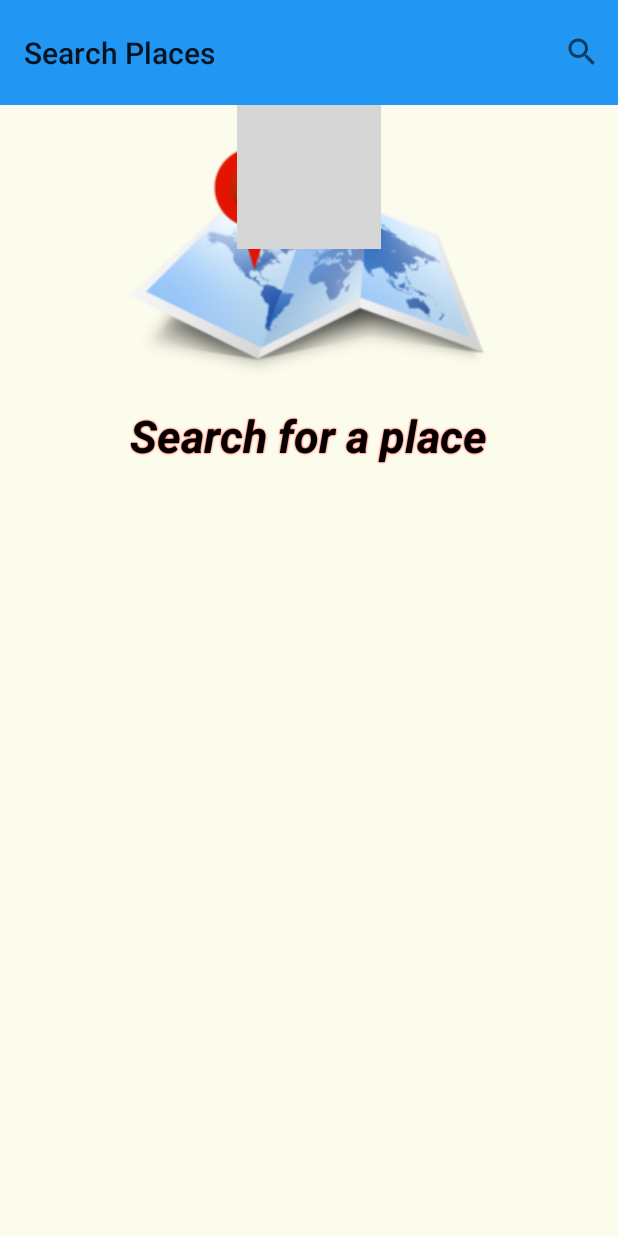
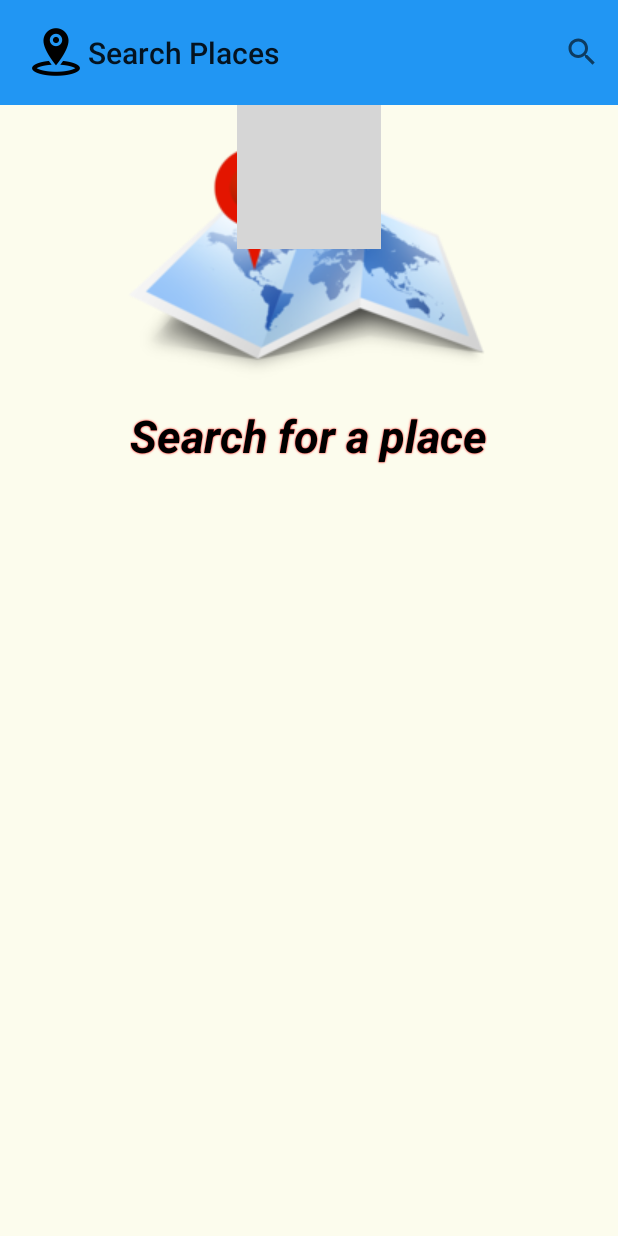
Before and after one commit to etarun/SearchPlaces, an Android app: the screen it shows after launch (MainActivity), on a phone screen of 412 x 824 dp. Run offline under Robolectric (Android 15) with nearby library versions, the phone set to English and light mode, and no system bars; 3 statements that could not run were skipped; grey boxes are pictures that could not be loaded.

Commit message:
updated icon and added screenshots

```diff
--- a/app/src/main/AndroidManifest.xml
+++ b/app/src/main/AndroidManifest.xml
@@ -13,7 +13,7 @@
 
     <application
         android:allowBackup="true"
-        android:icon="@mipmap/ic_launcher"
+        android:icon="@mipmap/searchplaces_icon"
         android:label="@string/app_name"
         android:theme="@style/AppTheme" >
         <activity
--- a/app/src/main/java/com/places/tarun/myplacessearch/MainActivity.java
+++ b/app/src/main/java/com/places/tarun/myplacessearch/MainActivity.java
@@ -34,6 +34,7 @@ public class MainActivity extends AppCompatActivity{
         //Tool bar
         Toolbar toolbar = (Toolbar) findViewById(R.id.toolbar);
         setSupportActionBar(toolbar);
+        getSupportActionBar().setIcon(R.mipmap.searchplaces_icon);
 
         mRecyclerView=(RecyclerView)findViewById(R.id.recyclerView);
         mLinearLayoutManager=new LinearLayoutManager(this);
--- a/app/src/main/java/com/places/tarun/myplacessearch/PlaceDetailsActivity.java
+++ b/app/src/main/java/com/places/tarun/myplacessearch/PlaceDetailsActivity.java
@@ -26,6 +26,7 @@ public class PlaceDetailsActivity extends AppCompatActivity {
         setContentView(R.layout.places_details);
         Toolbar toolbar = (Toolbar) findViewById(R.id.toolbar);
         setSupportActionBar(toolbar);
+        getSupportActionBar().setIcon(R.mipmap.searchplaces_icon);
         //Initializing Presenter
         placesSearchPresenter = new PlacesSearchPresenterImpl(this);
         text1 = (TextView) findViewById(R.id.text1);
--- a/app/src/main/java/com/places/tarun/myplacessearch/adapters/PlacesAutoCompleteAdapter.java
+++ b/app/src/main/java/com/places/tarun/myplacessearch/adapters/PlacesAutoCompleteAdapter.java
@@ -116,7 +116,7 @@ public class PlacesAutoCompleteAdapter
             // Confirm that the query completed successfully, otherwise return null
             final Status status = autocompletePredictions.getStatus();
             if (!status.isSuccess()) {
-                Toast.makeText(mContext, "Error contacting API: " + status.toString(),
+                Toast.makeText(mContext, "Error contacting API: " + status.getStatusMessage().toString(),
                         Toast.LENGTH_SHORT).show();
                 Log.e("", "Error getting autocomplete prediction API call: " + status.toString());
                 autocompletePredictions.release();
```
Also changed, not shown: app/src/main/res/mipmap-hdpi/searchplaces_icon.png (added), app/src/main/res/mipmap-mdpi/searchplaces_icon.png (added), app/src/main/res/mipmap-xhdpi/searchplaces_icon.png (added), app/src/main/res/mipmap-xxhdpi/searchplaces_icon.png (added), 3 other files.
